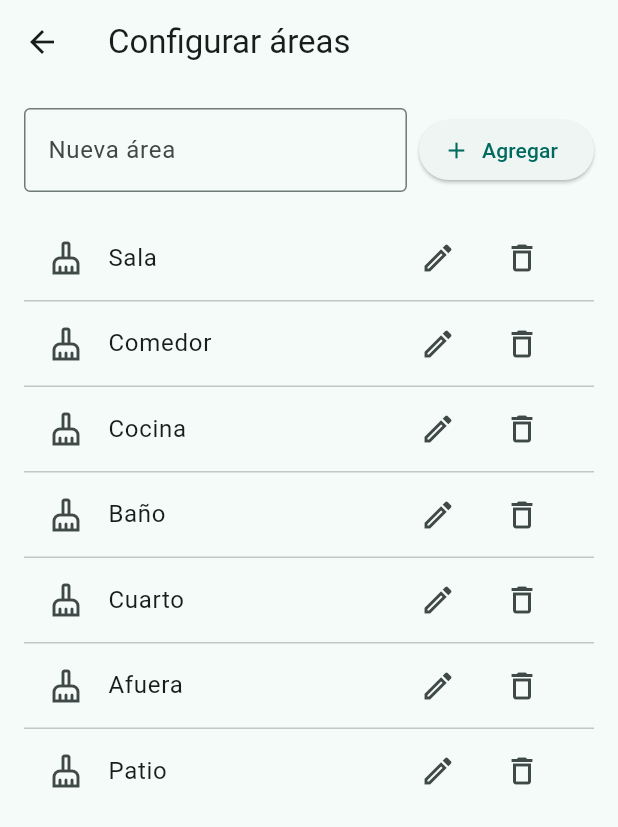
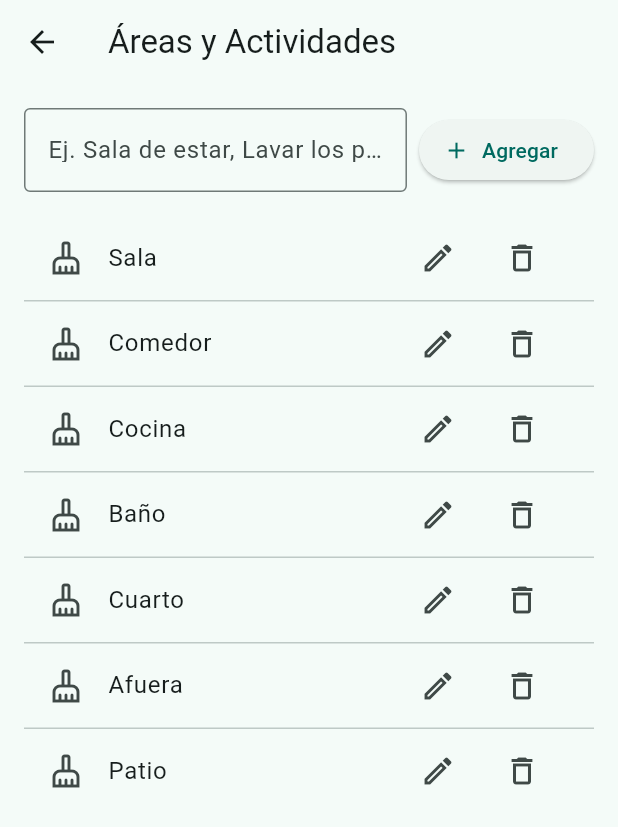
Before and after one commit to wmzd/limpiacasa, a Flutter app: the screen it shows after launch, after a tap on the "settings" icon, on a phone screen of 412 x 824 dp. Shown: the top 827 px of the screen. Run offline on Flutter 3.47's test engine with Material 3 defaults, Android fonts, the phone set to English and light mode, and no system bars; our stand-ins replace shared_preferences.

Commit message:
Fix: Textos

```diff
--- a/lib/main.dart
+++ b/lib/main.dart
@@ -79,7 +79,7 @@ class RandomNumberScreen extends StatelessWidget {
   Widget build(BuildContext context) {
     return Scaffold(
       appBar: AppBar(
-        title: const Text('Vamos a hacer un poco de quehacer'),
+        title: const Text('Hagamos quehacer'),
         actions: [
           IconButton(
             icon: const Icon(Icons.settings_outlined),
@@ -90,7 +90,7 @@ class RandomNumberScreen extends StatelessWidget {
                 ),
               );
             },
-            tooltip: 'Configurar áreas',
+            tooltip: 'Adminsitrar áreas y actividades',
           ),
         ],
       ),
@@ -104,14 +104,14 @@ class RandomNumberScreen extends StatelessWidget {
               const Icon(Icons.cleaning_services_outlined, size: 64, color: Colors.teal),
               const SizedBox(height: 16),
               const Text(
-                'Descubre tu destino',
+                'Vamos a empezar',
                 textAlign: TextAlign.center,
                 style: TextStyle(fontSize: 22, fontWeight: FontWeight.w600),
               ),
               const SizedBox(height: 32),
               ElevatedButton.icon(
                 icon: const Icon(Icons.clean_hands_outlined),
-                label: const Text('Elegir área'),
+                label: const Text('Dame una tarea'),
                 style: ElevatedButton.styleFrom(
                   padding: const EdgeInsets.symmetric(horizontal: 32, vertical: 16),
                   textStyle: const TextStyle(fontSize: 18, fontWeight: FontWeight.bold),
@@ -576,7 +576,7 @@ class _SettingsScreenState extends State<SettingsScreen> {
   Widget build(BuildContext context) {
     return Scaffold(
       appBar: AppBar(
-        title: const Text('Configurar áreas'),
+        title: const Text('Áreas y Actividades'),
       ),
       body: Padding(
         padding: const EdgeInsets.all(16),
@@ -588,7 +588,7 @@ class _SettingsScreenState extends State<SettingsScreen> {
                   child: TextField(
                     controller: _newAreaController,
                     decoration: const InputDecoration(
-                      labelText: 'Nueva área',
+                      labelText: 'Ej. Sala de estar, Lavar los platos',
                       border: OutlineInputBorder(),
                     ),
                     onSubmitted: (_) => _addArea(),
@@ -608,7 +608,7 @@ class _SettingsScreenState extends State<SettingsScreen> {
                 valueListenable: widget.areaList,
                 builder: (context, areas, child) {
                   if (areas.isEmpty) {
-                    return const Center(child: Text('No hay áreas, agrega una para empezar'));
+                    return const Center(child: Text('No hay áreas ni actividades, agrega una para empezar'));
                   }
                   return ListView.separated(
                     itemCount: areas.length,
```
